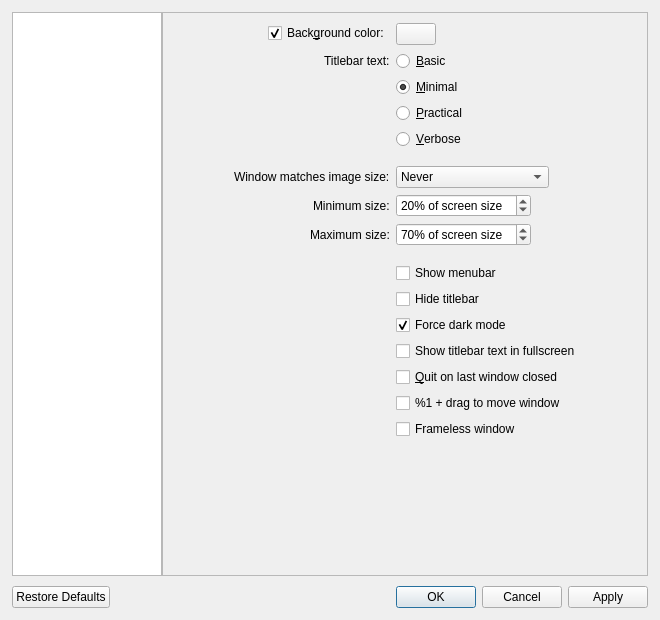
First picture: the form in src/qvoptionsdialog.ui, repository howareyouo/qView, before the edit.
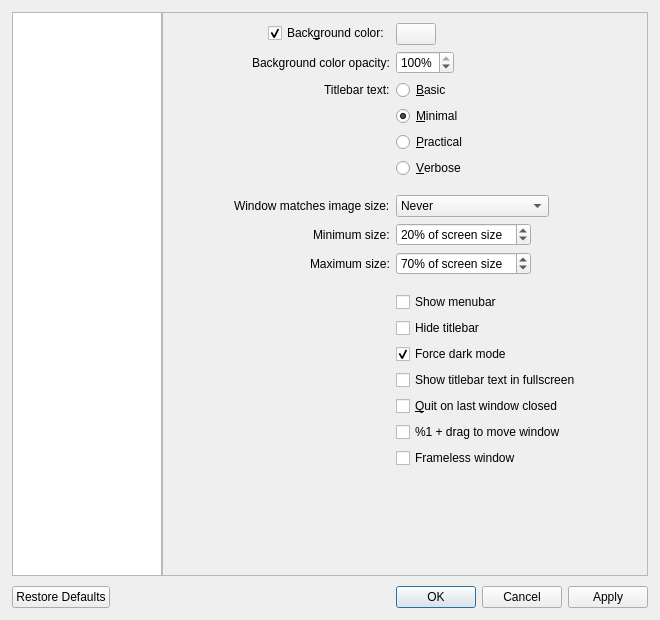
Second picture: the form after the edit.

Commit message: feat: add a background color opacity setting

Diff of the .ui file:
```diff
--- a/src/qvoptionsdialog.ui
+++ b/src/qvoptionsdialog.ui
@@ -120,6 +120,38 @@
            </widget>
           </item>
           <item row="1" column="0">
+           <widget class="QLabel" name="bgColorAlphaLabel">
+            <property name="toolTip">
+             <string>Set the opacity of the background color behind the image. Lower values let your desktop show through the window</string>
+            </property>
+            <property name="text">
+             <string>Background color opacity:</string>
+            </property>
+           </widget>
+          </item>
+          <item row="1" column="1">
+           <widget class="QSpinBox" name="bgColorAlphaSpinBox">
+            <property name="toolTip">
+             <string>Set the opacity of the background color behind the image. Lower values let your desktop show through the window</string>
+            </property>
+            <property name="suffix">
+             <string>%</string>
+            </property>
+            <property name="minimum">
+             <number>0</number>
+            </property>
+            <property name="maximum">
+             <number>100</number>
+            </property>
+            <property name="singleStep">
+             <number>5</number>
+            </property>
+            <property name="value">
+             <number>100</number>
+            </property>
+           </widget>
+          </item>
+          <item row="2" column="0">
            <widget class="QLabel" name="label">
             <property name="toolTip">
              <string>Changes the amount of information displayed in the titlebar</string>
@@ -129,14 +161,14 @@
             </property>
            </widget>
           </item>
-          <item row="1" column="1">
+          <item row="2" column="1">
            <widget class="QRadioButton" name="titlebarRadioButton0">
             <property name="text">
              <string>&amp;Basic</string>
             </property>
            </widget>
           </item>
-          <item row="2" column="1">
+          <item row="3" column="1">
            <widget class="QRadioButton" name="titlebarRadioButton1">
             <property name="text">
              <string>&amp;Minimal</string>
@@ -146,21 +178,21 @@
             </property>
            </widget>
           </item>
-          <item row="3" column="1">
+          <item row="4" column="1">
            <widget class="QRadioButton" name="titlebarRadioButton2">
             <property name="text">
              <string>&amp;Practical</string>
             </property>
            </widget>
           </item>
-          <item row="4" column="1">
+          <item row="5" column="1">
            <widget class="QRadioButton" name="titlebarRadioButton3">
             <property name="text">
              <string>&amp;Verbose</string>
             </property>
            </widget>
           </item>
-          <item row="5" column="1">
+          <item row="6" column="1">
            <spacer name="horizontalSpacer_4">
             <property name="orientation">
              <enum>Qt::Horizontal</enum>
@@ -173,7 +205,7 @@
             </property>
            </spacer>
           </item>
-          <item row="6" column="0">
+          <item row="7" column="0">
            <widget class="QLabel" name="label_6">
             <property name="toolTip">
              <string>Control when the window should resize to fit the image's actual size</string>
@@ -183,7 +215,7 @@
             </property>
            </widget>
           </item>
-          <item row="6" column="1">
+          <item row="7" column="1">
            <widget class="QComboBox" name="windowResizeComboBox">
             <property name="toolTip">
              <string>Control when the window should resize to fit the image's actual size</string>
@@ -208,14 +240,14 @@
             </item>
            </widget>
           </item>
-          <item row="7" column="0">
+          <item row="8" column="0">
            <widget class="QLabel" name="minWindowResizeLabel">
             <property name="text">
              <string>Minimum size:</string>
             </property>
            </widget>
           </item>
-          <item row="7" column="1">
+          <item row="8" column="1">
            <widget class="QSpinBox" name="minWindowResizeSpinBox">
             <property name="toolTip">
              <string>Control the minimum size that the window should reach when matching the image's actual size</string>
@@ -237,7 +269,7 @@
             </property>
            </widget>
           </item>
-          <item row="8" column="0">
+          <item row="9" column="0">
            <widget class="QLabel" name="maxWindowResizeLabel">
             <property name="toolTip">
              <string>Control the maximum size that the window should reach when matching the image's actual size</string>
@@ -247,7 +279,7 @@
             </property>
            </widget>
           </item>
-          <item row="8" column="1">
+          <item row="9" column="1">
            <widget class="QSpinBox" name="maxWindowResizeSpinBox">
             <property name="toolTip">
              <string>Control the maximum size that the window should reach when matching the image's actual size</string>
@@ -269,27 +301,27 @@
             </property>
            </widget>
           </item>
-          <item row="9" column="1">
-           <spacer name="horizontalSpacer_3">
-            <property name="orientation">
-             <enum>Qt::Horizontal</enum>
-            </property>
-            <property name="sizeHint" stdset="0">
-             <size>
-              <width>40</width>
-              <height>5</height>
-             </size>
-            </property>
-           </spacer>
-          </item>
           <item row="10" column="1">
+           <spacer name="horizontalSpacer_3">
+            <property name="orientation">
+             <enum>Qt::Horizontal</enum>
+            </property>
+            <property name="sizeHint" stdset="0">
+             <size>
+              <width>40</width>
+              <height>5</height>
+             </size>
+            </property>
+           </spacer>
+          </item>
+          <item row="11" column="1">
            <widget class="QCheckBox" name="menubarCheckbox">
             <property name="text">
              <string>Show menubar</string>
             </property>
            </widget>
           </item>
-          <item row="11" column="1">
+          <item row="12" column="1">
            <widget class="QCheckBox" name="hideTitlebarCheckbox">
             <property name="toolTip">
              <string extracomment="Hide the titlebar and only show the window controls"/>
@@ -299,7 +331,7 @@
             </property>
            </widget>
           </item>
-          <item row="12" column="1">
+          <item row="13" column="1">
            <widget class="QCheckBox" name="forceDarkModeCheckbox">
             <property name="toolTip">
              <string>Choose whether or not the titlebar should always be dark regardless of your chosen macOS appearance</string>
@@ -312,7 +344,7 @@
             </property>
            </widget>
           </item>
-          <item row="13" column="1">
+          <item row="14" column="1">
            <widget class="QCheckBox" name="detailsInFullscreen">
             <property name="toolTip">
              <string>Choose whether or not to display the titlebar text while in fullscreen</string>
@@ -322,14 +354,14 @@
             </property>
            </widget>
           </item>
-          <item row="14" column="1">
+          <item row="15" column="1">
            <widget class="QCheckBox" name="quitOnLastWindowCheckbox">
             <property name="text">
              <string>&amp;Quit on last window closed</string>
             </property>
            </widget>
           </item>
-          <item row="15" column="1">
+          <item row="16" column="1">
            <widget class="QCheckBox" name="ctrlDragCheckbox">
             <property name="toolTip">
              <string>Enable %1 + drag to move the window</string>
@@ -342,7 +374,7 @@
             </property>
            </widget>
           </item>
-          <item row="16" column="1">
+          <item row="17" column="1">
            <widget class="QCheckBox" name="framelessCheckbox">
             <property name="toolTip">
              <string>Hide the window titlebar and border. Use %1 + drag to move the window</string>
```
The commit also changes 5 other files.
